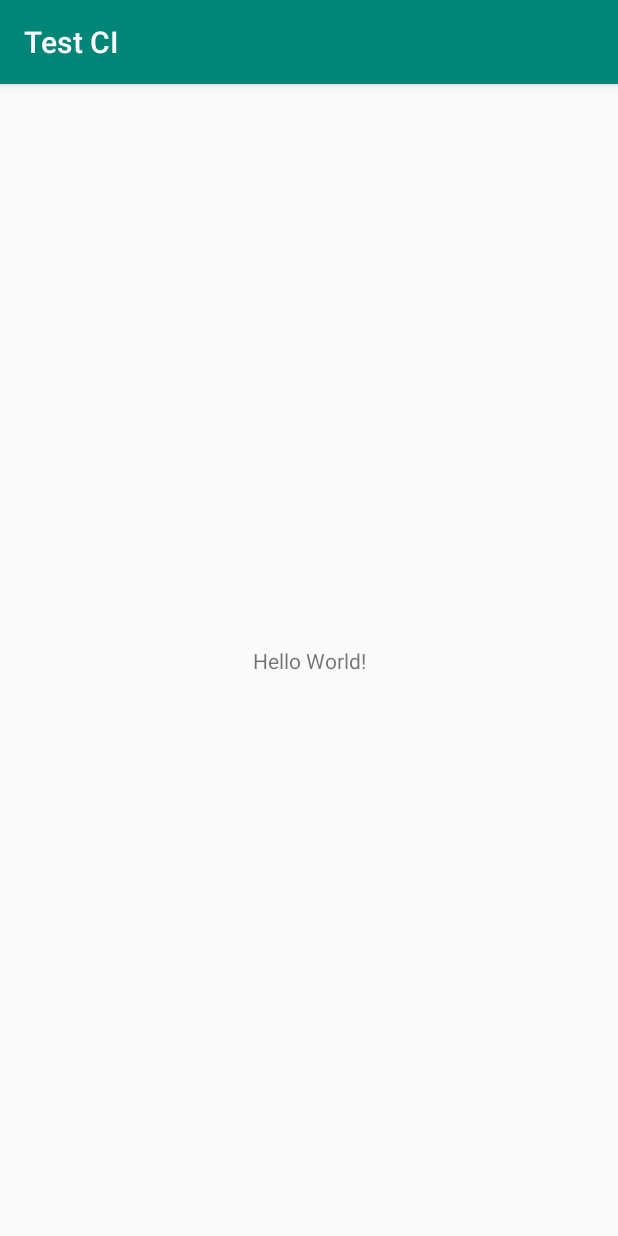
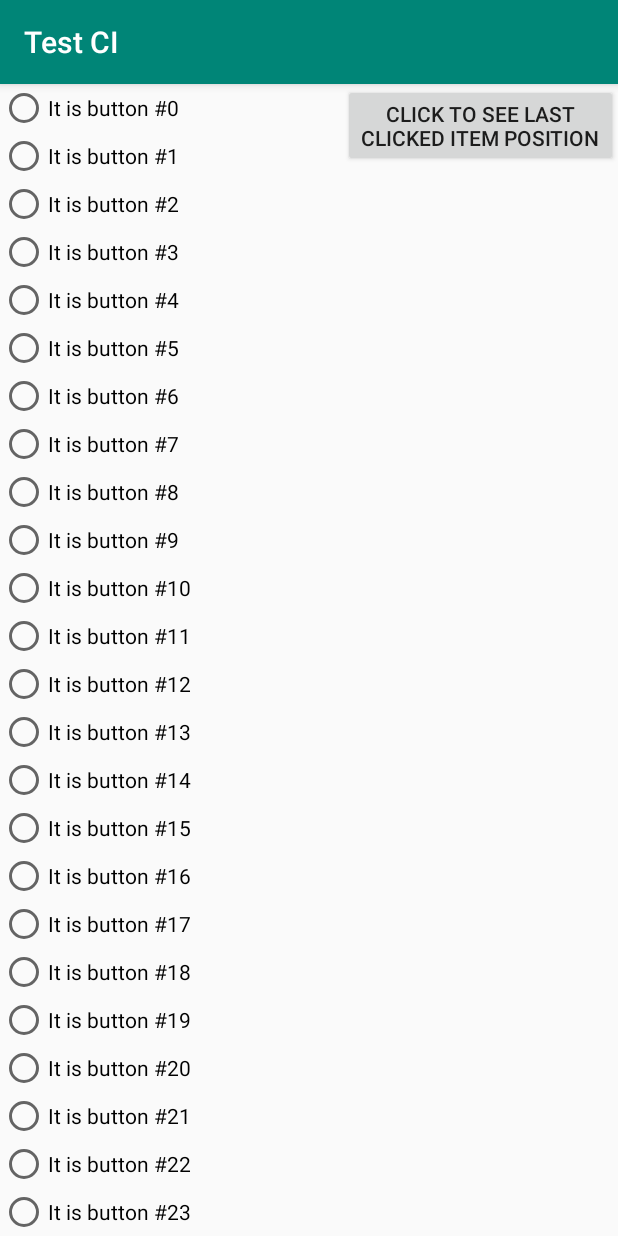
Before and after one commit to rt1shnik/test_ci, an Android app: the screen it shows after launch (MainActivity), on a phone screen of 412 x 824 dp. Run offline under Robolectric (Android 15) with nearby library versions, the phone set to English and light mode, and no system bars.

Commit message:
Add "get last changed item from adapter" example

```diff
--- a/app/build.gradle
+++ b/app/build.gradle
@@ -24,9 +24,10 @@ android {
 
 dependencies {
     implementation fileTree(dir: 'libs', include: ['*.jar'])
-    implementation"org.jetbrains.kotlin:kotlin-stdlib-jdk7:$kotlin_version"
-    implementation 'androidx.appcompat:appcompat:1.0.0-beta01'
+    implementation "org.jetbrains.kotlin:kotlin-stdlib-jdk7:$kotlin_version"
+    implementation 'androidx.appcompat:appcompat:1.1.0-alpha02'
     implementation 'androidx.core:core-ktx:1.1.0-alpha04'
+    implementation "androidx.recyclerview:recyclerview:1.1.0-alpha02"
     implementation 'androidx.constraintlayout:constraintlayout:1.1.3'
     testImplementation 'junit:junit:4.12'
     androidTestImplementation 'androidx.test:runner:1.1.0-alpha4'
--- a/app/src/main/java/com/example/testci/MainActivity.kt
+++ b/app/src/main/java/com/example/testci/MainActivity.kt
@@ -2,11 +2,29 @@ package com.example.testci
 
 import androidx.appcompat.app.AppCompatActivity
 import android.os.Bundle
+import android.widget.Button
+import android.widget.Toast
+import androidx.recyclerview.widget.LinearLayoutManager
+import androidx.recyclerview.widget.RecyclerView
+import com.example.testci.adapter.RadioButtonsAdapter
 
 class MainActivity : AppCompatActivity() {
+
+    private lateinit var recyclerVew: RecyclerView
+    private lateinit var adapter: RadioButtonsAdapter
 
     override fun onCreate(savedInstanceState: Bundle?) {
         super.onCreate(savedInstanceState)
         setContentView(R.layout.activity_main)
+
+        recyclerVew = findViewById(R.id.recyclerView)
+        adapter = RadioButtonsAdapter()
+        recyclerVew.adapter = adapter
+        recyclerVew.layoutManager = LinearLayoutManager(this)
+
+        val button = findViewById<Button>(R.id.button);
+        button.setOnClickListener {
+            Toast.makeText(this, adapter.lastClickedItemPosition.toString(), Toast.LENGTH_SHORT).show()
+        }
     }
 }
--- /dev/null
+++ b/app/src/main/java/com/example/testci/adapter/RadioButtonsAdapter.java
@@ -0,0 +1,51 @@
+package com.example.testci.adapter;
+
+import android.view.View;
+import android.view.ViewGroup;
+import android.widget.RadioButton;
+import androidx.annotation.NonNull;
+import androidx.recyclerview.widget.RecyclerView;
+
+public class RadioButtonsAdapter extends RecyclerView.Adapter<RadioButtonsAdapter.RadioViewHolder> {
+
+    // Field when we store position of last clicked item
+    private int lastClickedItemPosition;
+
+    @NonNull
+    @Override
+    public RadioViewHolder onCreateViewHolder(@NonNull ViewGroup parent, int viewType) {
+        RadioButton button = new RadioButton(parent.getContext());
+        return new RadioViewHolder(button);
+    }
+
+    @Override
+    public void onBindViewHolder(@NonNull RadioViewHolder holder, int position) {
+        holder.radioButton.setText("It is button #" + position);
+    }
+
+    @Override
+    public int getItemCount() {
+        return 30;
+    }
+
+    // Use this method to get lastClickedItemPosition
+    public int getLastClickedItemPosition() {
+        return lastClickedItemPosition;
+    }
+
+    // This is inner class. From this class you can change 'lastClickedItemPosition' field of adapter
+    class RadioViewHolder extends RecyclerView.ViewHolder {
+        private RadioButton radioButton;
+
+        public RadioViewHolder(@NonNull View itemView) {
+            super(itemView);
+            radioButton = (RadioButton) itemView;
+            radioButton.setOnClickListener(new View.OnClickListener() {
+                @Override
+                public void onClick(View v) {
+                    lastClickedItemPosition = getAdapterPosition();
+                }
+            });
+        }
+    }
+}
--- a/app/src/main/res/layout/activity_main.xml
+++ b/app/src/main/res/layout/activity_main.xml
@@ -1,5 +1,5 @@
 <?xml version="1.0" encoding="utf-8"?>
-<androidx.constraintlayout.widget.ConstraintLayout
+<RelativeLayout
         xmlns:android="http://schemas.android.com/apk/res/android"
         xmlns:tools="http://schemas.android.com/tools"
         xmlns:app="http://schemas.android.com/apk/res-auto"
@@ -7,13 +7,14 @@
         android:layout_height="match_parent"
         tools:context=".MainActivity">
 
-    <TextView
-            android:layout_width="wrap_content"
-            android:layout_height="wrap_content"
-            android:text="Hello World!"
-            app:layout_constraintBottom_toBottomOf="parent"
-            app:layout_constraintLeft_toLeftOf="parent"
-            app:layout_constraintRight_toRightOf="parent"
-            app:layout_constraintTop_toTopOf="parent"/>
+    <Button
+            android:layout_alignParentRight="true"
+            android:id="@+id/button"
+            android:text="Click to see last\nclicked item position"
+            android:layout_width="wrap_content" android:layout_height="wrap_content"/>
+    <androidx.recyclerview.widget.RecyclerView
+            android:id="@+id/recyclerView"
+            android:layout_width="match_parent"
+            android:layout_height="match_parent"/>
 
-</androidx.constraintlayout.widget.ConstraintLayout>
+</RelativeLayout>
```
